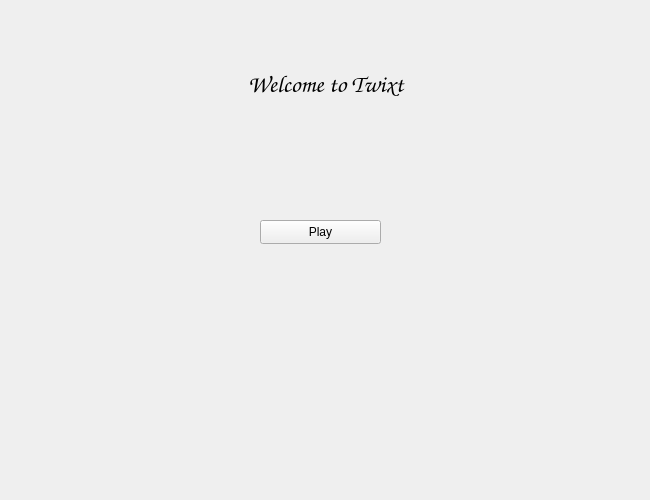
This is app/MainMenuWidget.ui in onisimm/Cookie-Byte-10LF323 as Qt 5 draws it before an edit. The edited form follows.
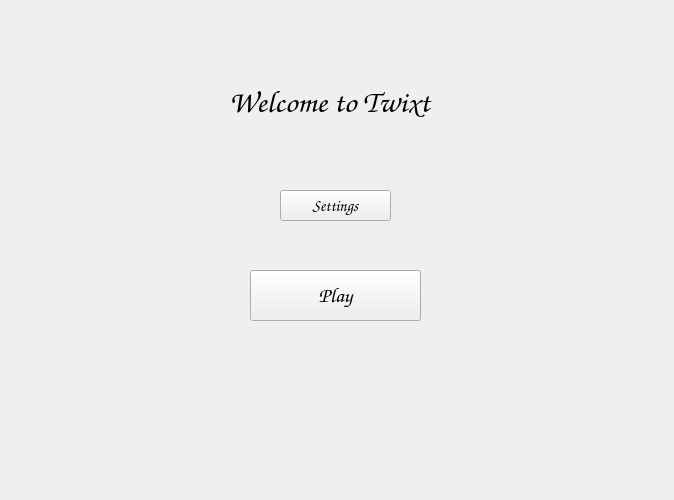
This is the edited form.

Commit message: Added confirm for going back to menu from gameScreen

Diff of the .ui file:
```diff
--- a/app/MainMenuWidget.ui
+++ b/app/MainMenuWidget.ui
@@ -6,26 +6,76 @@
    <rect>
     <x>0</x>
     <y>0</y>
-    <width>650</width>
+    <width>674</width>
     <height>500</height>
    </rect>
   </property>
   <property name="windowTitle">
    <string>Form</string>
   </property>
+  <widget class="QPushButton" name="playButton">
+   <property name="geometry">
+    <rect>
+     <x>250</x>
+     <y>270</y>
+     <width>171</width>
+     <height>51</height>
+    </rect>
+   </property>
+   <property name="sizePolicy">
+    <sizepolicy hsizetype="MinimumExpanding" vsizetype="Preferred">
+     <horstretch>200</horstretch>
+     <verstretch>200</verstretch>
+    </sizepolicy>
+   </property>
+   <property name="font">
+    <font>
+     <family>Comic Sans MS</family>
+     <pointsize>16</pointsize>
+    </font>
+   </property>
+   <property name="text">
+    <string>Play</string>
+   </property>
+  </widget>
+  <widget class="QPushButton" name="settingsButton">
+   <property name="geometry">
+    <rect>
+     <x>280</x>
+     <y>190</y>
+     <width>111</width>
+     <height>31</height>
+    </rect>
+   </property>
+   <property name="sizePolicy">
+    <sizepolicy hsizetype="Preferred" vsizetype="Preferred">
+     <horstretch>100</horstretch>
+     <verstretch>100</verstretch>
+    </sizepolicy>
+   </property>
+   <property name="font">
+    <font>
+     <family>Comic Sans MS</family>
+     <pointsize>12</pointsize>
+    </font>
+   </property>
+   <property name="text">
+    <string>Settings</string>
+   </property>
+  </widget>
   <widget class="QLabel" name="label">
    <property name="geometry">
     <rect>
      <x>0</x>
-     <y>20</y>
-     <width>651</width>
-     <height>129</height>
+     <y>80</y>
+     <width>659</width>
+     <height>44</height>
     </rect>
    </property>
    <property name="font">
     <font>
      <family>Comic Sans MS</family>
-     <pointsize>18</pointsize>
+     <pointsize>23</pointsize>
     </font>
    </property>
    <property name="text">
@@ -35,19 +85,6 @@
     <set>Qt::AlignCenter</set>
    </property>
   </widget>
-  <widget class="QPushButton" name="playButton">
-   <property name="geometry">
-    <rect>
-     <x>260</x>
-     <y>220</y>
-     <width>121</width>
-     <height>24</height>
-    </rect>
-   </property>
-   <property name="text">
-    <string>Play</string>
-   </property>
-  </widget>
  </widget>
  <resources/>
  <connections>
```
Left out of the diff: 4 changed lines with no effect on the pictures. The commit also changes 36 other files.
